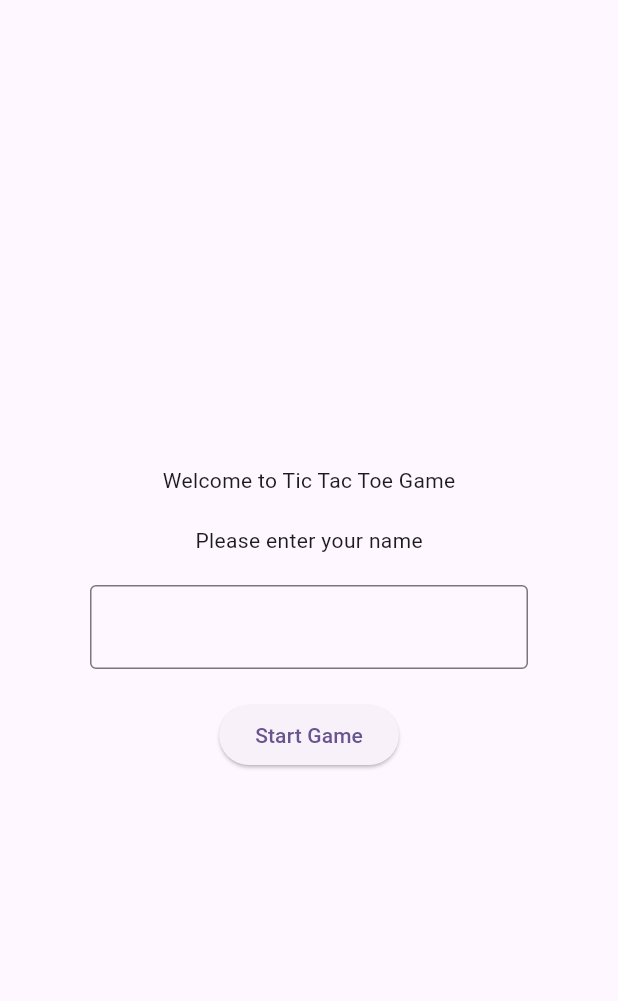
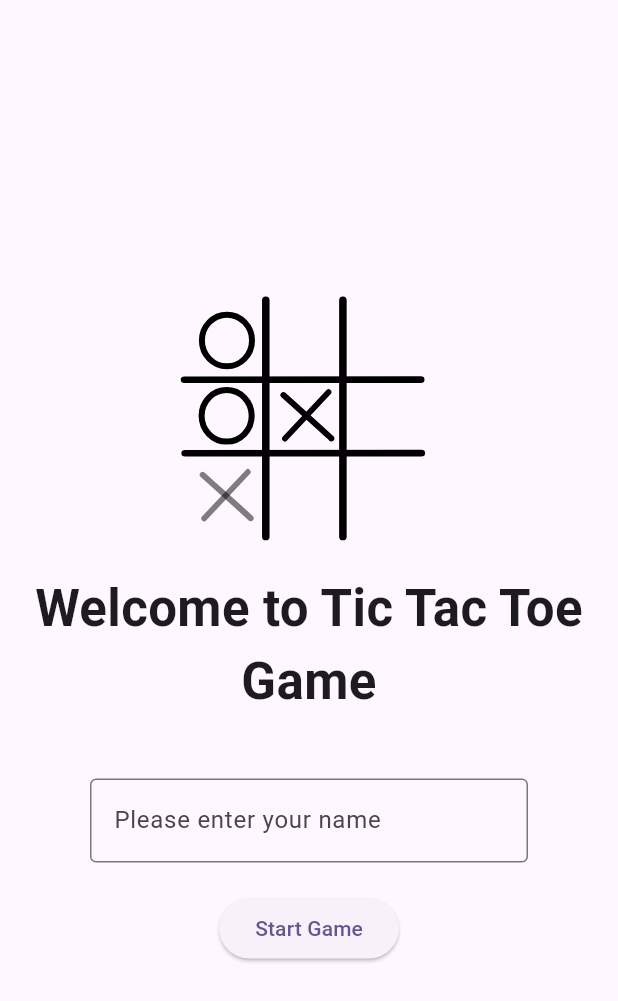
Before and after one commit to osmancan23/TicTacToeGame-Flutter, a Flutter app: the screen it shows after launch, after a tap on "Start Game", on a phone screen of 412 x 824 dp. Shown: the top 1001 px of the screen. Run offline on Flutter 3.47's test engine with Material 3 defaults, Android fonts, the phone set to English and light mode, and no system bars; our stand-ins replace lottie, supabase_flutter; accounts and stored records are empty; network calls fail.

Commit message:
chore: Add Lottie animation support and update dependencies

```diff
--- a/tic_tac_toe_game/lib/core/constants/enums/asssets_enum.dart
+++ b/tic_tac_toe_game/lib/core/constants/enums/asssets_enum.dart
@@ -10,4 +10,6 @@ enum AsssetsEnum {
   const AsssetsEnum(this.iconName);
 
   String get pngPath => iconName.toPng;
+
+  String get lottiePath => iconName.toLottie;
 }
--- a/tic_tac_toe_game/lib/core/extensions/string_extensions.dart
+++ b/tic_tac_toe_game/lib/core/extensions/string_extensions.dart
@@ -1,3 +1,5 @@
 extension StringExtensions on String {
   String get toPng => 'assets/images/ig_$this.png';
+
+  String get toLottie => 'assets/animations/lottie_$this.json';
 }
--- a/tic_tac_toe_game/lib/feature/createUser/create_user_view.dart
+++ b/tic_tac_toe_game/lib/feature/createUser/create_user_view.dart
@@ -1,5 +1,7 @@
 import 'package:flutter/material.dart';
+import 'package:lottie/lottie.dart';
 import 'package:supabase_flutter/supabase_flutter.dart';
+import 'package:tic_tac_toe_game/core/constants/enums/asssets_enum.dart';
 import 'package:tic_tac_toe_game/core/extensions/num_extensions.dart';
 import 'package:tic_tac_toe_game/core/init/navigation/navigation_service.dart';
 import 'package:tic_tac_toe_game/feature/listOfGame/list_of_game_view.dart';
@@ -23,28 +25,26 @@ class _CreateUserViewState extends State<CreateUserView> with _CreateUserMixin {
         child: Column(
           children: [
             const Spacer(),
-            const Text("Welcome to Tic Tac Toe Game"),
-            20.ph,
-            const Text("Please enter your name"),
-            20.ph,
+            Lottie.asset(AsssetsEnum.ticTacToe.lottiePath, height: 200),
+            const Text(
+              "Welcome to Tic Tac Toe Game",
+              style: TextStyle(fontSize: 34, fontWeight: FontWeight.bold),
+              textAlign: TextAlign.center,
+            ),
+            40.ph,
             Padding(
               padding: const EdgeInsets.symmetric(horizontal: 60),
               child: TextFormField(
                 controller: _nameController,
                 decoration: const InputDecoration(
                   border: OutlineInputBorder(),
+                  hintText: "Please enter your name",
                 ),
               ),
             ),
             20.ph,
             ElevatedButton(
-              onPressed: () async {
-                await _userService.createUser(_nameController.text).then((val) {
-                  if (val) {
-                    NavigationService.instance.navigateToPageReplace(context, const ListOfGameView());
-                  }
-                });
-              },
+              onPressed: () async => await _createUser(context),
               child: const Text("Start Game"),
             ),
             const Spacer(),
@@ -53,4 +53,13 @@ class _CreateUserViewState extends State<CreateUserView> with _CreateUserMixin {
       ),
     );
   }
+
+  Future<void> _createUser(BuildContext context) async {
+    await _userService.signInAnon();
+    await _userService.createUser(_nameController.text).then((val) {
+      if (val) {
+        NavigationService.instance.navigateToPageReplace(context, const ListOfGameView());
+      }
+    });
+  }
 }
--- a/tic_tac_toe_game/lib/feature/createUser/mixin/create_user_mixin.dart
+++ b/tic_tac_toe_game/lib/feature/createUser/mixin/create_user_mixin.dart
@@ -11,8 +11,6 @@ mixin _CreateUserMixin on State<CreateUserView> {
     WidgetsBinding.instance.addPostFrameCallback((_) async {
       if (_userService.checkUser()) {
         await NavigationService.instance.navigateToPage(context, const ListOfGameView());
-      } else {
-        await _userService.signInAnon();
       }
     });
   }
--- a/tic_tac_toe_game/pubspec.yaml
+++ b/tic_tac_toe_game/pubspec.yaml
@@ -17,6 +17,9 @@ dependencies:
   #Database
   supabase_flutter: ^2.6.0
 
+  #Lottie
+  lottie: ^3.1.2
+
 dev_dependencies:
   flutter_test:
     sdk: flutter
@@ -28,3 +31,4 @@ flutter:
 
   assets:
     - assets/images/
+    - assets/animations/
```
Also changed, not shown: tic_tac_toe_game/assets/animations/lottie_ticTacToe.json (added, +1 -0 lines), tic_tac_toe_game/lib/feature/listOfGame/list_of_game_view.dart (+2 -10 lines).
